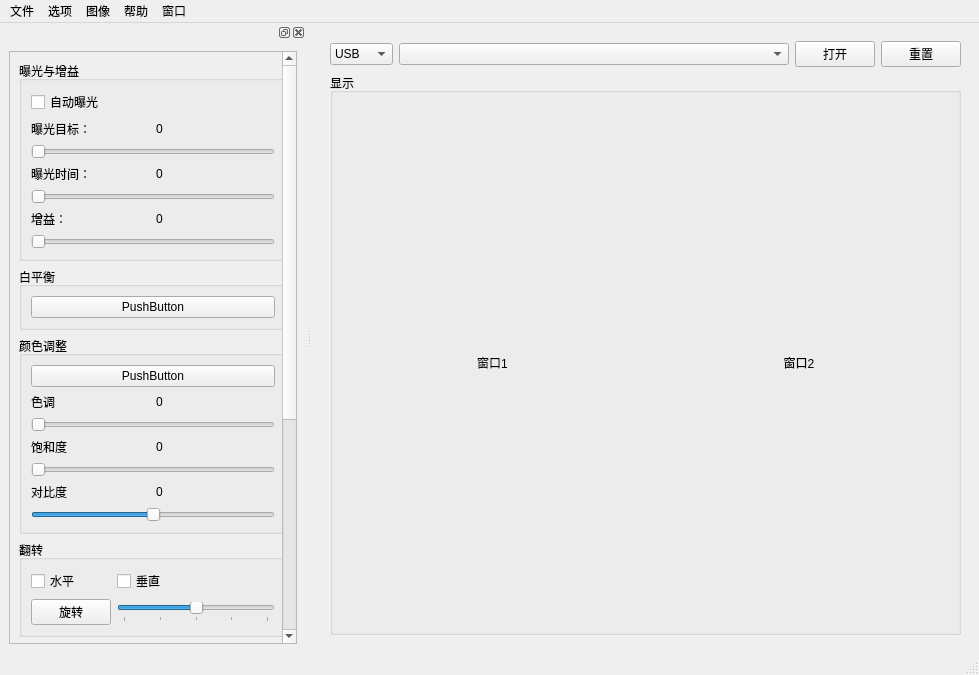
Above: ui/mainwindow.ui from choushunn/ToupCameraDemo before the change. Below: the same form after it.
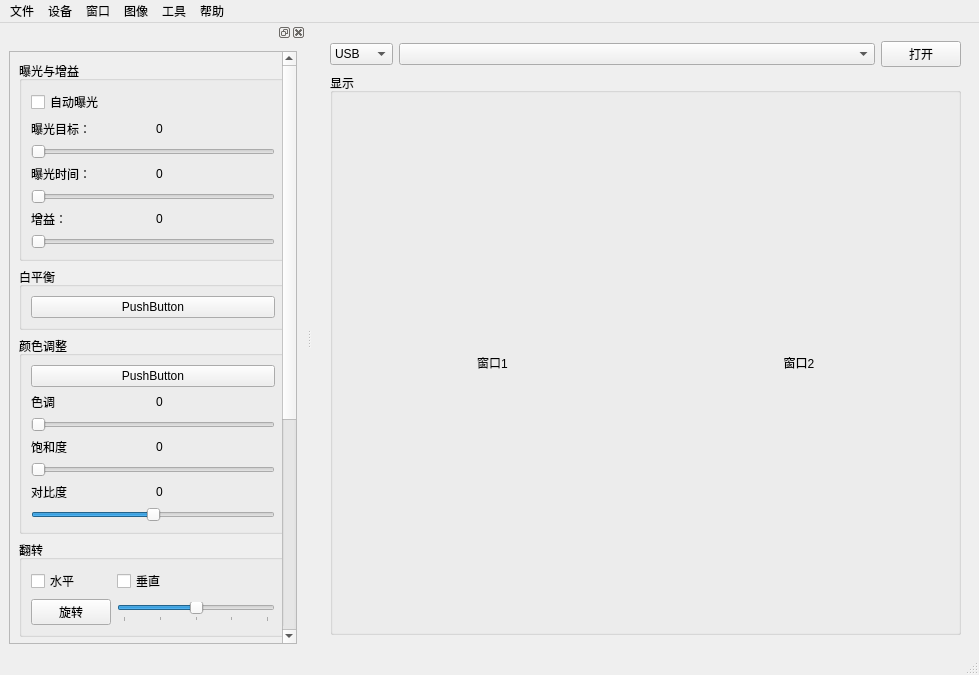
That is the form after the change. Icons and pictures are not drawn.

```diff
--- a/ui/mainwindow.ui
+++ b/ui/mainwindow.ui
@@ -74,19 +74,6 @@
            </property>
           </widget>
          </item>
-         <item>
-          <widget class="QPushButton" name="m_btn_reset">
-           <property name="sizePolicy">
-            <sizepolicy hsizetype="Fixed" vsizetype="Fixed">
-             <horstretch>0</horstretch>
-             <verstretch>0</verstretch>
-            </sizepolicy>
-           </property>
-           <property name="text">
-            <string>重置</string>
-           </property>
-          </widget>
-         </item>
         </layout>
        </item>
        <item>
@@ -141,7 +128,7 @@
      <x>0</x>
      <y>0</y>
      <width>979</width>
-     <height>21</height>
+     <height>17</height>
     </rect>
    </property>
    <widget class="QMenu" name="menu">
@@ -162,7 +149,7 @@
    </widget>
    <widget class="QMenu" name="menu_3">
     <property name="title">
-     <string>选项</string>
+     <string>设备</string>
     </property>
    </widget>
    <widget class="QMenu" name="menu_4">
@@ -174,13 +161,22 @@
     <property name="title">
      <string>窗口</string>
     </property>
-    <addaction name="action"/>
+    <addaction name="action_camera"/>
+    <addaction name="action_maxscreen"/>
+    <addaction name="action_fullscreen"/>
+    <addaction name="action_normal"/>
+   </widget>
+   <widget class="QMenu" name="menu_6">
+    <property name="title">
+     <string>工具</string>
+    </property>
    </widget>
    <addaction name="menu"/>
    <addaction name="menu_3"/>
+   <addaction name="menu_5"/>
    <addaction name="menu_4"/>
+   <addaction name="menu_6"/>
    <addaction name="menu_2"/>
-   <addaction name="menu_5"/>
   </widget>
   <widget class="QStatusBar" name="statusbar"/>
   <widget class="QDockWidget" name="dockWidget">
```
Left out of the diff: 57 changed lines with no effect on the pictures.
